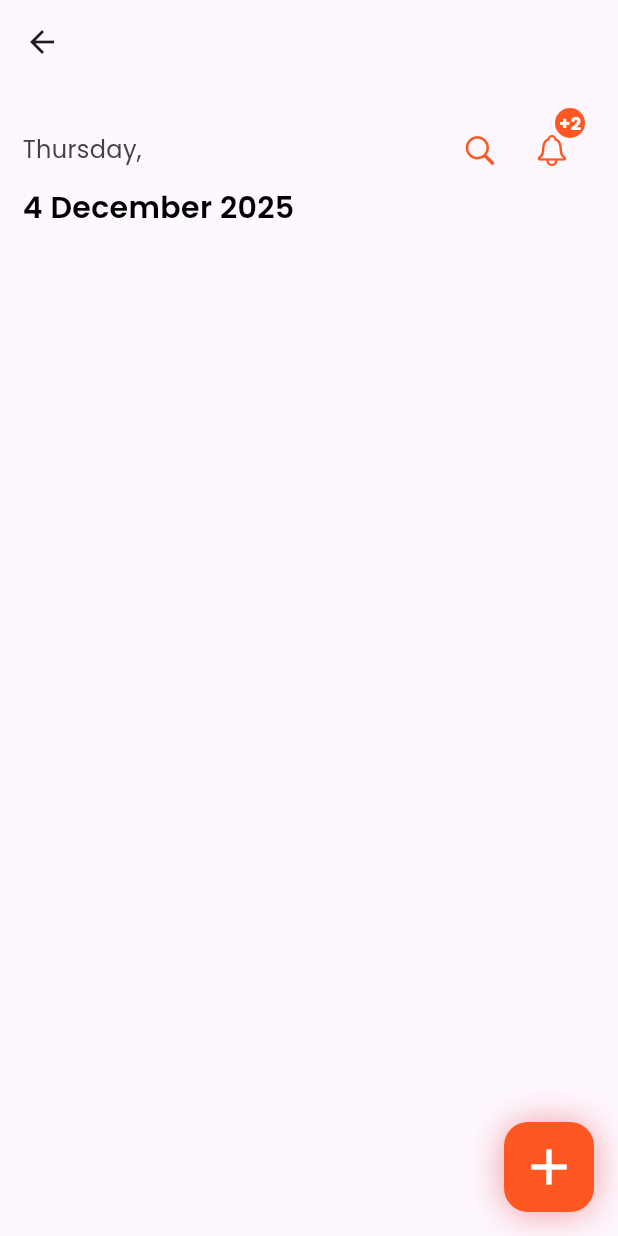
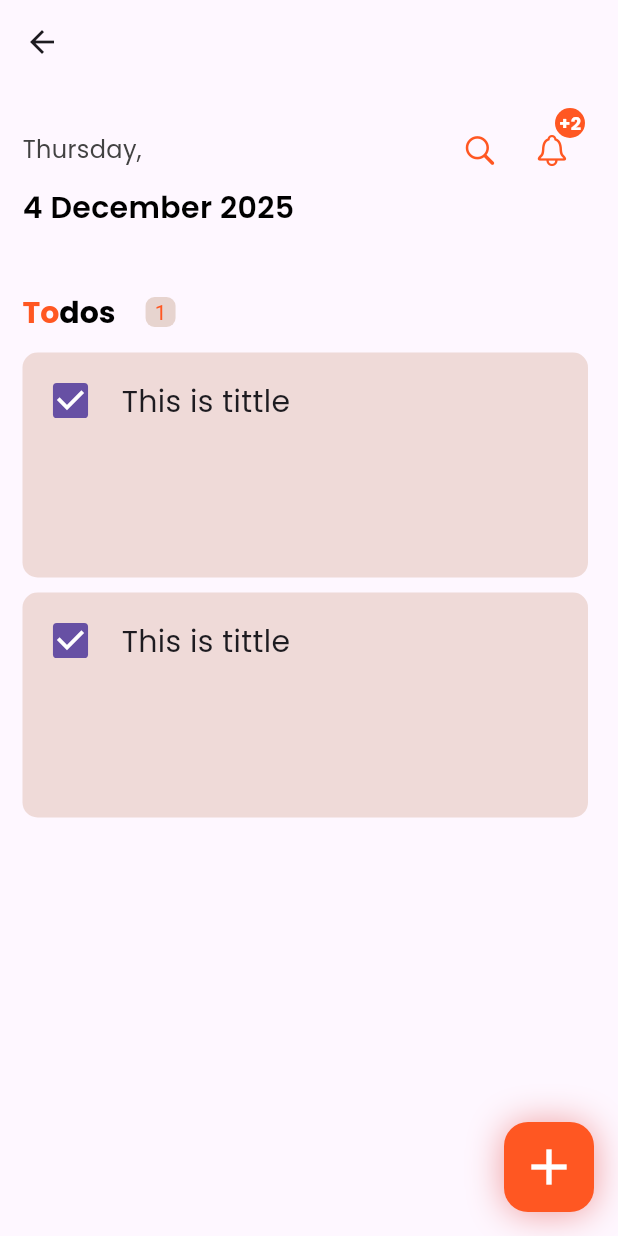
Before and after one commit to KeharSr/todo_app, a Flutter app: the Todo screen opened directly, on a phone screen of 412 x 824 dp. Run offline on Flutter 3.47's test engine with Material 3 defaults, Android fonts, the phone set to English and light mode, and no system bars; our stand-ins replace google_fonts.

Commit message:
feat: keep adding the ui

```diff
--- a/lib/features/to_do/presentation/to_do.dart
+++ b/lib/features/to_do/presentation/to_do.dart
@@ -90,6 +90,96 @@ class Todo extends StatelessWidget {
                 fontWeight: FontWeight.w600,
               ),
             ),
+            SizedBox(height: 40),
+            Row(
+              children: [
+                RichText(
+                  text: TextSpan(
+                    children: [
+                      TextSpan(
+                        text: 'To',
+                        style: GoogleFonts.poppins(
+                          fontSize: 20,
+                          color: Colors.deepOrange,
+                          fontWeight: FontWeight.bold,
+                        ),
+                      ),
+                      TextSpan(
+                        text: 'dos',
+
+                        style: GoogleFonts.poppins(
+                          color: Colors.black,
+                          fontSize: 20,
+                          fontWeight: FontWeight.bold,
+                        ),
+                      ),
+                    ],
+                  ),
+                ),
+                SizedBox(width: 20),
+                Container(
+                  height: 20,
+                  width: 20,
+                  decoration: BoxDecoration(
+                    borderRadius: BorderRadius.circular(6),
+                    color: const Color.fromARGB(255, 231, 212, 207),
+                    shape: BoxShape.rectangle,
+                  ),
+                  child: Center(
+                    child: Text(
+                      '1',
+                      style: TextStyle(color: Colors.deepOrange),
+                    ),
+                  ),
+                ),
+              ],
+            ),
+            SizedBox(height: 12),
+            Expanded(
+              child: ListView.separated(
+                itemCount: 2,
+                separatorBuilder: (BuildContext context, int index) =>
+                    SizedBox(height: 10),
+                itemBuilder: (BuildContext context, int index) {
+                  return Container(
+                    height: 150,
+                    width: double.infinity,
+
+                    decoration: BoxDecoration(
+                      color: const Color.fromARGB(255, 239, 218, 216),
+                      shape: BoxShape.rectangle,
+                      borderRadius: BorderRadius.circular(10),
+                    ),
+                    child: Column(
+                      children: [
+                        Row(
+                          children: [
+                            Padding(
+                              padding: const EdgeInsets.only(top: 8, left: 8),
+                              child: Transform.scale(
+                                scale: 1.3,
+                                child: Checkbox(
+                                  value: true,
+                                  onChanged: (value) {},
+                                ),
+                              ),
+                            ),
+                            SizedBox(width: 10),
+                            Padding(
+                              padding: const EdgeInsets.only(top: 10.0),
+                              child: Text(
+                                'This is tittle',
+                                style: GoogleFonts.poppins(fontSize: 20),
+                              ),
+                            ),
+                          ],
+                        ),
+                      ],
+                    ),
+                  );
+                },
+              ),
+            ),
           ],
         ),
       ),
```
